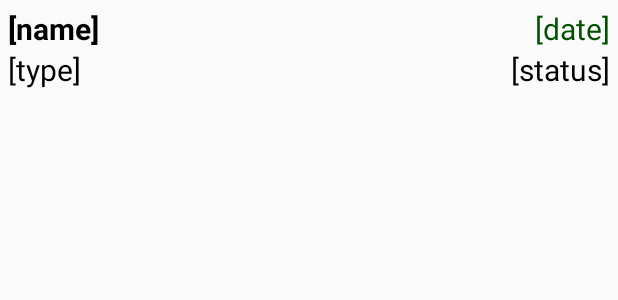
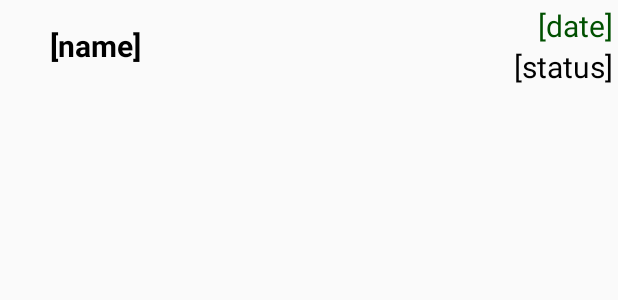
Before and after one commit to TechnologyWithoutBorders/Swift-App, an Android app: the layout row_maintenance.xml on its own in the app's theme, with its tools: preview values and no code run, on a phone screen of 412 x 824 dp. Shown: the top 300 px of the screen. Run offline under Robolectric (Android 15) with nearby library versions, the phone set to English and light mode, and no system bars; network calls fail.

Commit message:
design improvements

```diff
--- a/app/src/main/res/layout/row_maintenance.xml
+++ b/app/src/main/res/layout/row_maintenance.xml
@@ -3,12 +3,15 @@
     android:layout_width="match_parent"
     android:layout_height="wrap_content"
     android:orientation="horizontal"
-    android:padding="5dp">
+    android:gravity="center"
+    android:padding="3dp">
 
-    <LinearLayout xmlns:android="http://schemas.android.com/apk/res/android"
+    <ImageView
+        android:id="@+id/imageView"
         android:layout_width="wrap_content"
-        android:layout_height="wrap_content"
-        android:orientation="vertical">
+        android:layout_height="match_parent"
+        android:paddingLeft="10dp"
+        android:paddingRight="10dp"/>
 
     <TextView
         android:id="@+id/nameView"
@@ -16,16 +19,8 @@
         android:layout_width="wrap_content"
         android:textSize="20sp"
         android:text="[name]"
+        android:paddingLeft="10dp"
         android:textStyle="bold"/>
-
-        <TextView
-            android:id="@+id/typeView"
-            android:layout_height="wrap_content"
-            android:layout_width="wrap_content"
-            android:textSize="20sp"
-            android:text="[type]" />
-
-    </LinearLayout>
 
     <LinearLayout xmlns:android="http://schemas.android.com/apk/res/android"
         android:layout_width="0dp"
```
Also changed, not shown: app/src/main/java/ngo/teog/swift/gui/main/TodoFragment.java (+13 -0 lines), app/src/main/res/drawable-hdpi/ic_edit.png, app/src/main/res/drawable-hdpi/ic_maintenance.png (added), app/src/main/res/drawable-hdpi/ic_repair.png (added), app/src/main/res/drawable-mdpi/ic_edit.png, app/src/main/res/drawable-mdpi/ic_maintenance.png (added), app/src/main/res/drawable-mdpi/ic_repair.png (added), app/src/main/res/drawable-xhdpi/ic_edit.png, app/src/main/res/drawable-xhdpi/ic_maintenance.png (added), app/src/main/res/drawable-xhdpi/ic_repair.png (added), app/src/main/res/drawable-xxhdpi/ic_edit.png, app/src/main/res/drawable-xxhdpi/ic_maintenance.png (added), app/src/main/res/drawable-xxhdpi/ic_repair.png (added). Lines whose indentation alone changed are shown as unchanged.
